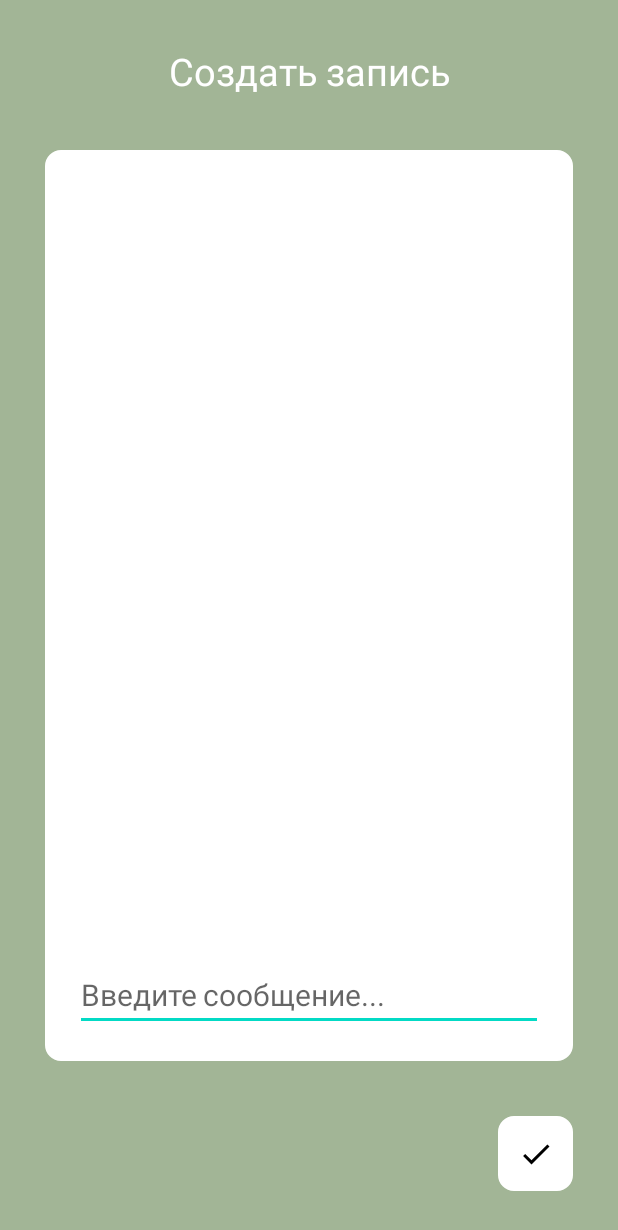
After one commit to anmischenko/GreFri, an Android app: the AddNoteActivity screen opened directly, with no data from a screen before it, on a phone screen of 412 x 824 dp. The commit adds this screen. Shown: the top 1230 px of the screen. Run offline under Robolectric (Android 15) with nearby library versions, the phone set to English and light mode, and no system bars.

Commit message:
Added design page AddNoteActivity

```diff
--- a/app/src/main/AndroidManifest.xml
+++ b/app/src/main/AndroidManifest.xml
@@ -12,6 +12,13 @@
         android:supportsRtl="true"
         android:theme="@style/Theme.GreFri"
         tools:targetApi="31">
+        <activity
+            android:name=".AddNoteActivity"
+            android:exported="false">
+            <meta-data
+                android:name="android.app.lib_name"
+                android:value="" />
+        </activity>
         <activity
             android:name=".NoteDetailsActivity"
             android:exported="false">
--- a/app/src/main/java/com/example/grefri/AccountFragment.java
+++ b/app/src/main/java/com/example/grefri/AccountFragment.java
@@ -1,27 +1,53 @@
 package com.example.grefri;
 
+import android.annotation.SuppressLint;
 import android.content.Intent;
 import android.os.Bundle;
 
+import androidx.annotation.NonNull;
 import androidx.fragment.app.Fragment;
 
 import android.view.LayoutInflater;
 import android.view.View;
 import android.view.ViewGroup;
+import android.widget.Button;
 
 import com.google.android.material.floatingactionbutton.FloatingActionButton;
+import com.google.firebase.auth.FirebaseAuth;
 
 public class AccountFragment extends Fragment {
 
+    FirebaseAuth firebaseAuth;
     FloatingActionButton addNoteBtn;
+    Button button;
 
+    @SuppressLint("MissingInflatedId")
     @Override
     public View onCreateView(LayoutInflater inflater, ViewGroup container,
                              Bundle savedInstanceState) {
         // Inflate the layout for this fragment
 
+        firebaseAuth = FirebaseAuth.getInstance();
         View view = inflater.inflate(R.layout.fragment_account, container, false);
 
+        addNoteBtn = (FloatingActionButton) view.findViewById(R.id.add_note_btn);
+
+        // Переход в на страницу с добавлением записи в блог
+        addNoteBtn.setOnClickListener(new View.OnClickListener() {
+                                          @Override
+                                          public void onClick(View view) {
+                                              Intent intent=new Intent(getContext(), AddNoteActivity.class);
+                                              startActivity(intent);
+                                          }
+                                      });
+
+                button = (Button) view.findViewById(R.id.button);
+
+        button.setOnClickListener(v -> logout());
         return view;
     }
+    void logout() {
+        firebaseAuth.signOut();
+    }
+
 }
--- /dev/null
+++ b/app/src/main/java/com/example/grefri/AddNoteActivity.java
@@ -0,0 +1,29 @@
+package com.example.grefri;
+
+import androidx.appcompat.app.AppCompatActivity;
+
+import android.os.Bundle;
+import android.widget.EditText;
+import android.widget.ImageButton;
+
+public class AddNoteActivity extends AppCompatActivity {
+
+    EditText editNote;
+    ImageButton doneBtn;
+
+    @Override
+    protected void onCreate(Bundle savedInstanceState) {
+        super.onCreate(savedInstanceState);
+        setContentView(R.layout.activity_add_note);
+
+        editNote = findViewById(R.id.edit_note);
+        doneBtn = findViewById(R.id.done_btn);
+
+        doneBtn.setOnClickListener(v -> saveNote());
+    }
+
+    void saveNote() {
+        String note = editNote.getText().toString();
+
+    }
+}
--- /dev/null
+++ b/app/src/main/res/drawable/done.xml
@@ -0,0 +1,5 @@
+<vector android:height="24dp" android:tint="#000000"
+    android:viewportHeight="24" android:viewportWidth="24"
+    android:width="24dp" xmlns:android="http://schemas.android.com/apk/res/android">
+    <path android:fillColor="@android:color/white" android:pathData="M9,16.2L4.8,12l-1.4,1.4L9,19 21,7l-1.4,-1.4L9,16.2z"/>
+</vector>
--- /dev/null
+++ b/app/src/main/res/layout/activity_add_note.xml
@@ -0,0 +1,61 @@
+<?xml version="1.0" encoding="utf-8"?>
+<RelativeLayout xmlns:android="http://schemas.android.com/apk/res/android"
+    xmlns:tools="http://schemas.android.com/tools"
+    android:layout_width="match_parent"
+    android:layout_height="match_parent"
+    tools:context=".AddNoteActivity"
+    android:background="@color/silver"
+    android:padding="30dp"
+    >
+
+    <RelativeLayout
+        android:id="@+id/title"
+        android:layout_width="match_parent"
+        android:layout_height="wrap_content">
+
+        <TextView
+            android:id="@+id/add_note_text"
+            android:layout_width="match_parent"
+            android:layout_height="wrap_content"
+            android:text="Создать запись"
+            android:textSize="25sp"
+            android:fontFamily="@font/manrope"
+            android:textColor="@color/white"
+            android:textAlignment="center" />
+
+        <ImageButton
+            android:id="@+id/done_btn"
+            android:layout_width="50dp"
+            android:layout_height="50dp"
+            android:src="@drawable/done"
+            android:layout_alignParentBottom="true"
+            android:layout_alignParentEnd="true"
+            android:background="@drawable/rounded_corner"
+            android:backgroundTint="@color/white" />
+
+    </RelativeLayout>
+
+    <LinearLayout
+        android:layout_width="match_parent"
+        android:layout_height="wrap_content"
+        android:orientation="vertical"
+        android:backgroundTint="@color/white"
+        android:layout_marginVertical="70dp"
+        android:padding="20dp"
+        android:background="@drawable/rounded_corner">
+
+        <EditText
+            android:id="@+id/edit_note"
+            android:layout_width="match_parent"
+            android:layout_height="wrap_content"
+            android:textSize="20sp"
+            android:hint="Введите сообщение..."
+            android:fontFamily="@font/manrope"
+            android:textColor="@color/black"
+            android:minLines="20"
+            android:gravity="bottom" />
+
+
+    </LinearLayout>
+
+</RelativeLayout>
--- a/app/src/main/res/layout/fragment_account.xml
+++ b/app/src/main/res/layout/fragment_account.xml
@@ -21,4 +21,10 @@
         android:layout_alignParentBottom="true"
         android:layout_alignParentEnd="true" />
 
+    <Button
+        android:id="@+id/button"
+        android:layout_width="wrap_content"
+        android:layout_height="wrap_content"
+        android:text="logout" />
+
 </RelativeLayout>
--- a/app/src/main/res/values/colors.xml
+++ b/app/src/main/res/values/colors.xml
@@ -1,8 +1,9 @@
 <?xml version="1.0" encoding="utf-8"?>
 <resources>
-    <color name="background">#9DCC70</color>
+    <color name="background">#9BC97D</color>
     <color name="teal_200">#FF03DAC5</color>
     <color name="teal_700">#FF018786</color>
     <color name="black">#FF000000</color>
     <color name="white">#FFFFFFFF</color>
+    <color name="silver">#A2B596</color>
 </resources>
```
